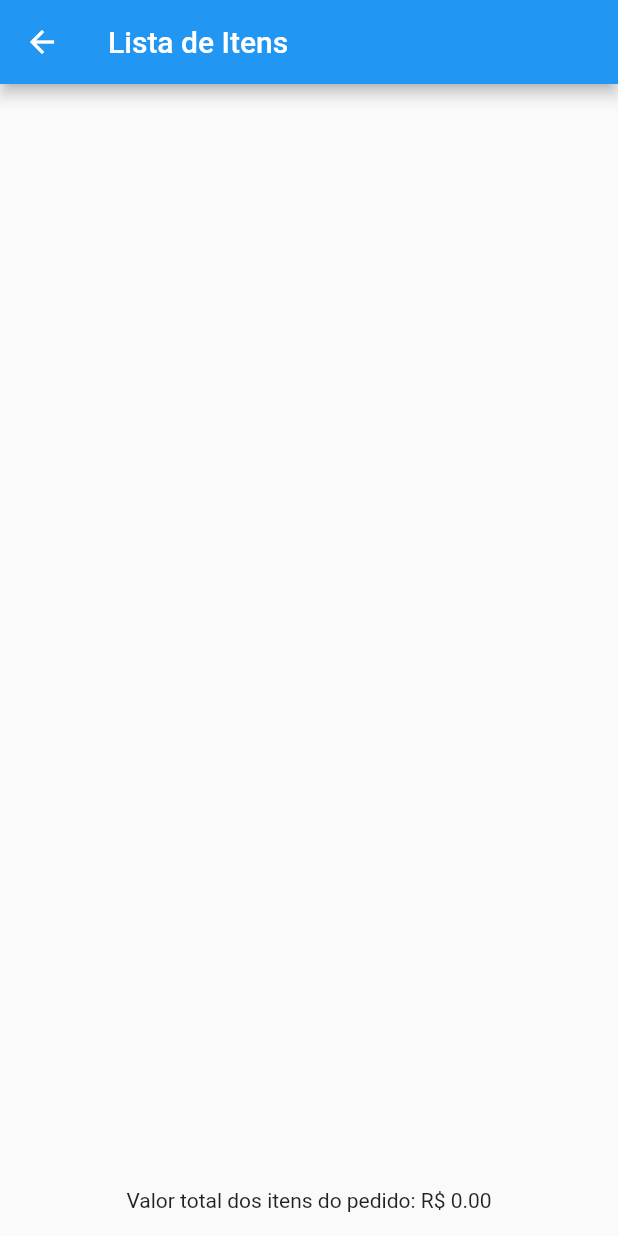
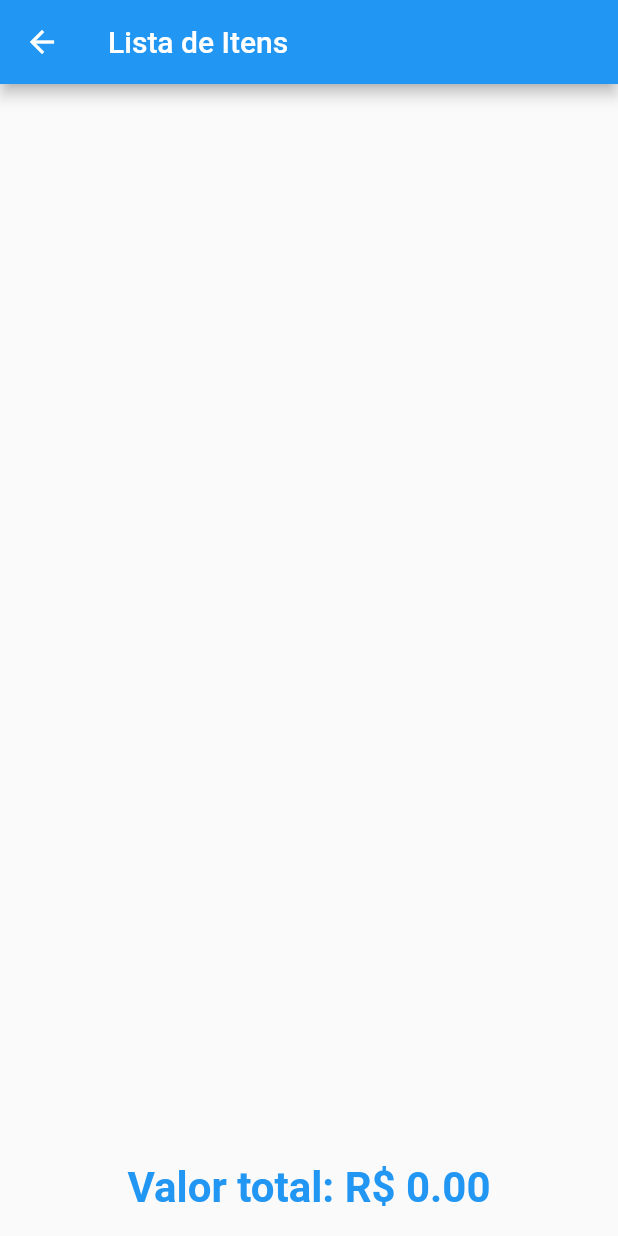
Before and after one commit to Douglas262001/exercicio_itens_pedido_flutter, a Flutter app: the screen it shows after launch, after a tap on "Visualizar Lista", on a phone screen of 412 x 824 dp. Run offline on Flutter 3.47's test engine with Material 2 defaults, Android fonts, the phone set to English and light mode, and no system bars.

Commit message:
Melhora na apresentação do valor total dos itens

```diff
--- a/lib/listPage.dart
+++ b/lib/listPage.dart
@@ -47,7 +47,14 @@ class ListPage extends StatelessWidget {
               ),
             ),
             SizedBox(height: 30),
-            Text('Valor total dos itens do pedido: R\$ ${totalPedido.toStringAsFixed(2)}'),
+            Text(
+              'Valor total: R\$ ${totalPedido.toStringAsFixed(2)}',
+              style: TextStyle(
+                fontSize: 28, // Tamanho da fonte
+                fontWeight: FontWeight.bold, // Negrito
+                color: Colors.blue, // Cor do texto
+              ),
+            ),
           ],
         ),
       ),
```
